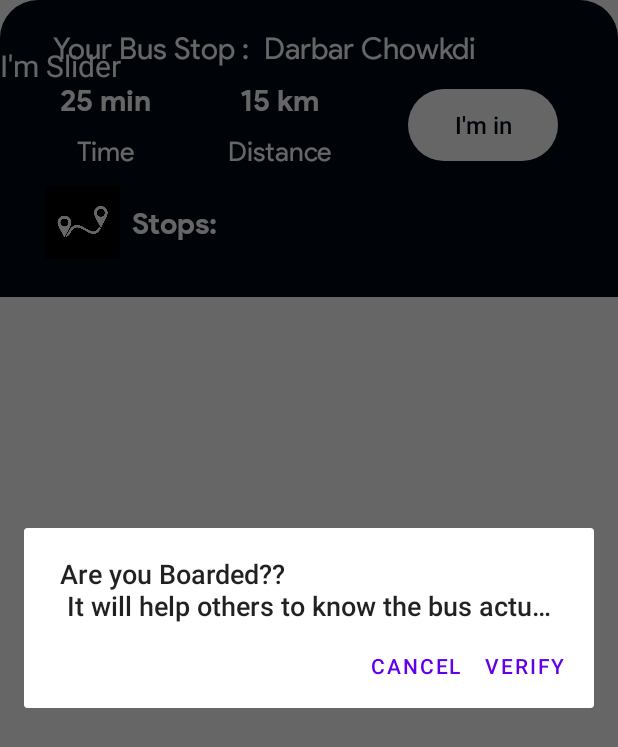
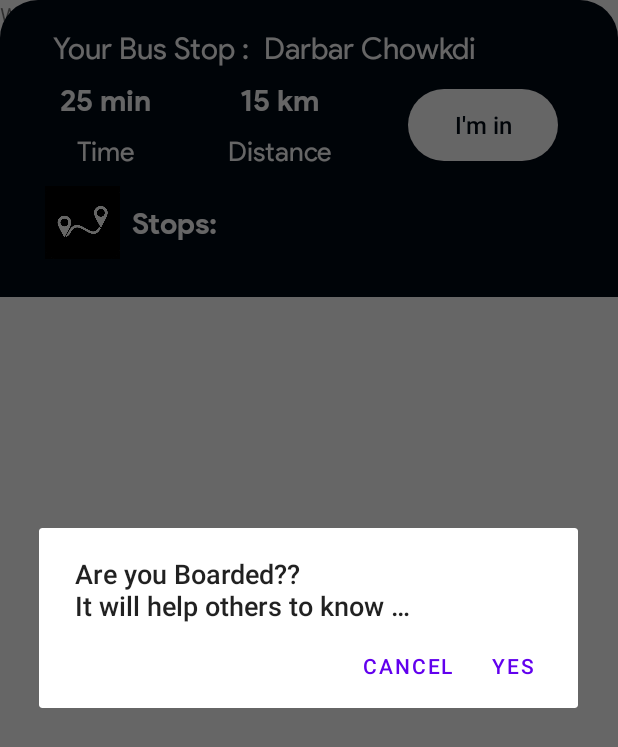
Before and after one commit to HRD-2000/WhereIsMyBus, an Android app: the MapsActivity screen opened directly, with no data from a screen before it, after a tap on "I'm in", on a phone screen of 412 x 824 dp. Shown: the top 747 px of the screen. Run offline under Robolectric (Android 15) with nearby library versions, the phone set to English and light mode, and no system bars; our stand-ins replace ButterKnife, Firebase (no records; nobody signed in at launch, a user with empty details on screens opened directly); libraries missing offline, so code that uses them is left out: com.sothree.slidinguppanel; plain views replace SlidingUpPanelLayout; 9 statements that could not run were skipped.

Commit message:
commit by deep

```diff
--- a/app/src/main/java/com/hrd/whereismybus/MapsActivity.java
+++ b/app/src/main/java/com/hrd/whereismybus/MapsActivity.java
@@ -19,10 +19,13 @@ import android.widget.Toast;
 
 import androidx.annotation.NonNull;
 import androidx.appcompat.widget.AppCompatButton;
+import androidx.core.app.ActivityCompat;
 import androidx.fragment.app.FragmentActivity;
 import androidx.recyclerview.widget.LinearLayoutManager;
 import androidx.recyclerview.widget.RecyclerView;
 
+import com.google.android.gms.location.FusedLocationProviderClient;
+import com.google.android.gms.location.LocationServices;
 import com.google.android.gms.maps.CameraUpdateFactory;
 import com.google.android.gms.maps.GoogleMap;
 import com.google.android.gms.maps.OnMapReadyCallback;
@@ -34,6 +37,8 @@ import com.google.android.gms.maps.model.Marker;
 import com.google.android.gms.maps.model.MarkerOptions;
 import com.google.android.gms.maps.model.Polyline;
 import com.google.android.gms.maps.model.PolylineOptions;
+import com.google.android.gms.tasks.OnSuccessListener;
+import com.google.android.gms.tasks.Task;
 import com.google.android.material.floatingactionbutton.FloatingActionButton;
 import com.google.firebase.database.DataSnapshot;
 import com.google.firebase.database.DatabaseError;
@@ -71,30 +76,30 @@ public class MapsActivity extends FragmentActivity implements OnMapReadyCallback
     Timer timer;
     int cam;
     //  FloatingActionButton floatingActionButton;
-    Location location1,location2;
+    Location location1, location2;
     private MarkerOptions place1, place2;
     private Polyline currentPolyline;
     ValueAnimator polyAnimator;
     Boolean camera = true;
     Boolean alreadyexecuted = false;
     Boolean flag = false;
-    String lastLat,lastLng;
-    String newLat,newLng;
+    String lastLat, lastLng;
+    String newLat, newLng;
     private float v;
-    Double vLat,vLng;
+    Double vLat, vLng;
     Intent i;
     String locationv1;
     //List<route_pojo> list;
     AppCompatButton ImInbtn;
-    double startLat,startLng,endLat,endLng;
+    double startLat, startLng, endLat, endLng;
     Object[] dataTransfer;
     String url_distance;
 
     StopsAdapter adapter;
     RecyclerView recyclerView;
     ArrayList<stops_pojo> list;
-    MarkerOptions m1,m2,m3,m4;
-    LatLng pos1,pos2,pos3,pos4;
+    MarkerOptions m1, m2, m3, m4;
+    LatLng pos1, pos2, pos3, pos4;
 
     SlidingUpPanelLayout sliding_layout;
 
@@ -104,10 +109,10 @@ public class MapsActivity extends FragmentActivity implements OnMapReadyCallback
     Integer route_id;
     List<marker_pojo> model;
 
-    String wayPoints="";
-
+    String wayPoints = "";
+    Double userlat,userLng;
     LoadingWithAnim loading_progress_bar;
-
+    FusedLocationProviderClient fusedLocationProviderClient;
     Boolean imIN = false;
 
     @Override
@@ -116,6 +121,8 @@ public class MapsActivity extends FragmentActivity implements OnMapReadyCallback
         setContentView(R.layout.activity_maps);
 
         loading_progress_bar = new LoadingWithAnim(MapsActivity.this);
+
+        fusedLocationProviderClient = LocationServices.getFusedLocationProviderClient(getApplicationContext());
 
       /*  rcv = findViewById(R.id.recyclerView);
         rcv.setLayoutManager(new LinearLayoutManager(getApplicationContext(),RecyclerView.HORIZONTAL,false));
@@ -139,10 +146,10 @@ public class MapsActivity extends FragmentActivity implements OnMapReadyCallback
         recyclerView.setHasFixedSize(true);
 
         Intent intent = getIntent();
-        route_id = intent.getIntExtra("Route_id",0);
+        route_id = intent.getIntExtra("Route_id", 0);
 
         header = getString(R.string.header);
-        routes_url = header + "stops_retrieve.php?route_id="+route_id;
+        routes_url = header + "stops_retrieve.php?route_id=" + route_id;
         new retrieve_marker().execute();
 
      /*   list = new ArrayList<>();
@@ -167,10 +174,10 @@ public class MapsActivity extends FragmentActivity implements OnMapReadyCallback
             public void onClick(View v) {
 
                 AlertDialog.Builder adb = new AlertDialog.Builder(MapsActivity.this);
-                adb.setTitle("Are you Boarded??\n It will help others to know the bus actual location.");
+                adb.setTitle("Are you Boarded??\nIt will help others to know \nthe bus actual location.");
 
                 // set the custom layout
-                adb.setPositiveButton("Verify", new DialogInterface.OnClickListener() {
+                adb.setPositiveButton("Yes", new DialogInterface.OnClickListener() {
                     @Override
                     public void onClick(DialogInterface dialog, int which) {
                         imIN = true;
@@ -225,11 +232,9 @@ public class MapsActivity extends FragmentActivity implements OnMapReadyCallback
 
     }
 
-    public void onLocationChanged()
-    {
+    public void onLocationChanged() {
         final Handler h = new Handler();
-        h.postDelayed(new Runnable()
-        {
+        h.postDelayed(new Runnable() {
             //private long time = 0;
             @Override
             public void run() {
@@ -239,12 +244,11 @@ public class MapsActivity extends FragmentActivity implements OnMapReadyCallback
 
                 h.postDelayed(this, 5000);
             }
-        },5000);
+        }, 5000);
     }
 
-    void ReciveLocationFromFirebase()
-    {
-        databaseReference = FirebaseDatabase.getInstance().getReference().child("Route "+route_id);
+    void ReciveLocationFromFirebase() {
+        databaseReference = FirebaseDatabase.getInstance().getReference().child("Route " + route_id);
         databaseReference.addValueEventListener(new ValueEventListener() {
             @Override
             public void onDataChange(@NonNull DataSnapshot dataSnapshot) {
@@ -252,14 +256,14 @@ public class MapsActivity extends FragmentActivity implements OnMapReadyCallback
                 String lat = dataSnapshot.child("latitude").getValue().toString();
                 String lang = dataSnapshot.child("longitude").getValue().toString();
                 // callTimer(lat,lang);
-                if(flag == false){
+                if (flag == false) {
                     Log.d("test", "onDataChange: in flag if block");
                     lastLat = lat;
                     lastLng = lang;
                     newLat = lat;
                     newLng = lang;
                     flag = true;
-                }else{
+                } else {
                     lastLat = newLat;
                     lastLng = newLng;
                     newLat = lat;
@@ -270,8 +274,7 @@ public class MapsActivity extends FragmentActivity implements OnMapReadyCallback
                 startLng = Double.valueOf(lang);
 
 
-
-                location(lastLat,lastLng,newLat,newLng);
+                location(lastLat, lastLng, newLat, newLng);
             }
 
             @Override
@@ -280,12 +283,13 @@ public class MapsActivity extends FragmentActivity implements OnMapReadyCallback
             }
         });
     }
-    void place2My(MarkerOptions m2){
+
+    void place2My(MarkerOptions m2) {
         place2 = m2;
-        Log.d("URL", "place2My: "+place2);
+        Log.d("URL", "place2My: " + place2);
     }
 
-    void location(String pre_Lat, String pre_Lang,String nextLat, String nextLang) {
+    void location(String pre_Lat, String pre_Lang, String nextLat, String nextLang) {
 
         Double latitude = Double.valueOf(nextLat).doubleValue();
         Double longitude = Double.valueOf(nextLang).doubleValue();
@@ -299,8 +303,7 @@ public class MapsActivity extends FragmentActivity implements OnMapReadyCallback
         if (marker != null) {
             marker.setPosition(latLng);
             //mMap.moveCamera(CameraUpdateFactory.newLatLngZoom(latLng,17));
-        }
-        else {
+        } else {
             marker = mMap.addMarker(markerOptions);
         }
 
@@ -345,7 +348,7 @@ public class MapsActivity extends FragmentActivity implements OnMapReadyCallback
 
         //markerOptions.rotation(location.getBearing());
 
-        if(cam == 1) {
+        if (cam == 1) {
             updatecamera(latLng);
             cam = 0;
         }
@@ -356,26 +359,27 @@ public class MapsActivity extends FragmentActivity implements OnMapReadyCallback
 
     }
 
-    private String getDistanceUrl(double startLat,double startLng,double endLat,double endLng) {
+    private String getDistanceUrl(double startLat, double startLng, double endLat, double endLng) {
 
         StringBuilder googleDistanceUrl = new StringBuilder("https://maps.googleapis.com/maps/api/distancematrix/json?");
-        googleDistanceUrl.append("origins="+startLat+","+startLng);
-        googleDistanceUrl.append("&destinations="+endLat+","+endLng);
-        googleDistanceUrl.append("&key="+"AIzaSyD1oGZ67zz1tNv3OQh_UlRA_CC6tOFd7nM");
+        googleDistanceUrl.append("origins=" + startLat + "," + startLng);
+        googleDistanceUrl.append("&destinations=" + endLat + "," + endLng);
+        googleDistanceUrl.append("&key=" + "AIzaSyD1oGZ67zz1tNv3OQh_UlRA_CC6tOFd7nM");
 
-        Log.d("test", "getDistanceUrl: "+googleDistanceUrl.toString());
+        Log.d("test", "getDistanceUrl: " + googleDistanceUrl.toString());
 
         return googleDistanceUrl.toString();
     }
 
-    public double calculate_bearing(LatLng previous_latlong, LatLng current_latlong){
+
+    public double calculate_bearing(LatLng previous_latlong, LatLng current_latlong) {
        /* LatLng start = new LatLng(22.273225, 73.182623 );
         LatLng end = new LatLng(22.273355, 73.182526);*/
 
         LatLng start = previous_latlong;
         LatLng end = current_latlong;
 
-        Double lat1,lat2,long1,long2;
+        Double lat1, lat2, long1, long2;
 
         lat1 = Math.toRadians(start.latitude);
         long1 = Math.toRadians(start.longitude);
@@ -384,15 +388,15 @@ public class MapsActivity extends FragmentActivity implements OnMapReadyCallback
         long2 = Math.toRadians(end.longitude);
 
         double dL = (end.longitude - start.longitude);
-        Log.d("test", "dL : "+dL+"\nsin(dL) :"+sin(4.38101)+","+sin(4.381010000000003));
+        Log.d("test", "dL : " + dL + "\nsin(dL) :" + sin(4.38101) + "," + sin(4.381010000000003));
         double temp = Math.toRadians(dL);
-        Log.d("test", "sin(x): "+sin(temp));
+        Log.d("test", "sin(x): " + sin(temp));
         double X = cos(lat2) * sin(temp);
-        Log.d("test", "X= "+cos(lat2)+"*"+sin(temp)+"="+X);
-        Double Y = cos(lat1)*sin(lat2) - sin(lat1)*cos(lat2) * cos(temp);
-        Log.d("test", "Y= "+cos(lat1)+""+sin(lat2)+" - "+sin(lat1)+""+cos(lat2)+" * " + cos(temp)+" = "+Y);
-        double bearing = Math.toDegrees(Math.atan2(X,Y));
-        Log.d("test", "bearing in radians : "+Math.atan2(X,Y)+"\nbearing in degree : "+bearing);
+        Log.d("test", "X= " + cos(lat2) + "*" + sin(temp) + "=" + X);
+        Double Y = cos(lat1) * sin(lat2) - sin(lat1) * cos(lat2) * cos(temp);
+        Log.d("test", "Y= " + cos(lat1) + "" + sin(lat2) + " - " + sin(lat1) + "" + cos(lat2) + " * " + cos(temp) + " = " + Y);
+        double bearing = Math.toDegrees(Math.atan2(X, Y));
+        Log.d("test", "bearing in radians : " + Math.atan2(X, Y) + "\nbearing in degree : " + bearing);
 
         return bearing;
     }
@@ -402,10 +406,10 @@ public class MapsActivity extends FragmentActivity implements OnMapReadyCallback
         mMap.moveCamera(CameraUpdateFactory.newLatLngZoom(latLng, 10));
         mMap.animateCamera(CameraUpdateFactory.newLatLngZoom(latLng, 17));
 
-        if(imIN){
-            new DistanceMatrix(MapsActivity.this,mMap,latLng.latitude,latLng.longitude,Double.parseDouble(model.get(model.size()-1).getLatitude()),Double.parseDouble(model.get(model.size()-1).getLongitude()));
-        }else{
-           // new DistanceMatrix(MapsActivity.this,mMap,current_lat,current_long,latLng.latitude,latLng.longitude);
+        if (imIN) {
+            new DistanceMatrix(MapsActivity.this, mMap, latLng.latitude, latLng.longitude, Double.parseDouble(model.get(model.size() - 1).getLatitude()), Double.parseDouble(model.get(model.size() - 1).getLongitude()));
+        } else if(!imIN){
+            new DistanceMatrix(MapsActivity.this,mMap,userlat,userLng,Double.parseDouble(model.get(model.size() - 1).getLatitude()), Double.parseDouble(model.get(model.size() - 1).getLongitude()));
         }
 
     }
@@ -433,6 +437,25 @@ public class MapsActivity extends FragmentActivity implements OnMapReadyCallback
                 .bearing(30)
                 .tilt(45)
                 .build()));*/
+
+        if (ActivityCompat.checkSelfPermission(this, Manifest.permission.ACCESS_FINE_LOCATION) != PackageManager.PERMISSION_GRANTED && ActivityCompat.checkSelfPermission(this, Manifest.permission.ACCESS_COARSE_LOCATION) != PackageManager.PERMISSION_GRANTED) {
+            // TODO: Consider calling
+            //    ActivityCompat#requestPermissions
+            // here to request the missing permissions, and then overriding
+            //   public void onRequestPermissionsResult(int requestCode, String[] permissions,
+            //                                          int[] grantResults)
+            // to handle the case where the user grants the permission. See the documentation
+            // for ActivityCompat#requestPermissions for more details.
+            return;
+        }
+        Task<Location> locationTask = fusedLocationProviderClient.getLastLocation();
+        locationTask.addOnSuccessListener(new OnSuccessListener<Location>() {
+            @Override
+            public void onSuccess(Location location) {
+                userlat = location.getLatitude();
+                userLng = location.getLongitude();
+            }
+        });
 
         m1 = new MarkerOptions().position(new LatLng(22.273372,73.182706));
         m2 = new MarkerOptions().position(new LatLng(22.272672,73.187759)).title("Eva The Mall");
--- a/app/src/main/java/com/hrd/whereismybus/distancematrixhelper/GetDistancesData.java
+++ b/app/src/main/java/com/hrd/whereismybus/distancematrixhelper/GetDistancesData.java
@@ -30,6 +30,8 @@ public class GetDistancesData extends AsyncTask<Object,String,String> {
     Context context;
 
     TextView distance_tv,duration_tv;
+
+
 
 
     @Override
--- a/app/src/main/res/layout/activity_maps.xml
+++ b/app/src/main/res/layout/activity_maps.xml
@@ -13,7 +13,7 @@
     sothree:umanoShadowHeight="4dp"
     tools:context=".MapsActivity">
 
-    <!--
+    <!-- -->
     <fragment
         android:id="@+id/map"
         android:name="com.google.android.gms.maps.SupportMapFragment"
@@ -22,7 +22,7 @@
         tools:context=".MapsActivity"
         tools:layout="@layout/activity_maps">
 
-    </fragment> -->
+    </fragment>
 
 
 
@@ -167,7 +167,7 @@
     </androidx.constraintlayout.widget.ConstraintLayout>
 
 
-    <!-- -->
+    <!--
         <TextView
               android:layout_width="wrap_content"
               android:layout_height="wrap_content"
@@ -180,7 +180,7 @@
               sothree:layout_constraintStart_toStartOf="parent"
               sothree:layout_constraintTop_toTopOf="parent">
 
-          </TextView>
+          </TextView> -->
 
 
 
```
Also changed, not shown: app/src/main/java/com/hrd/whereismybus/HelperActivity.java (+4 -4 lines). Lines whose indentation alone changed are shown as unchanged.
